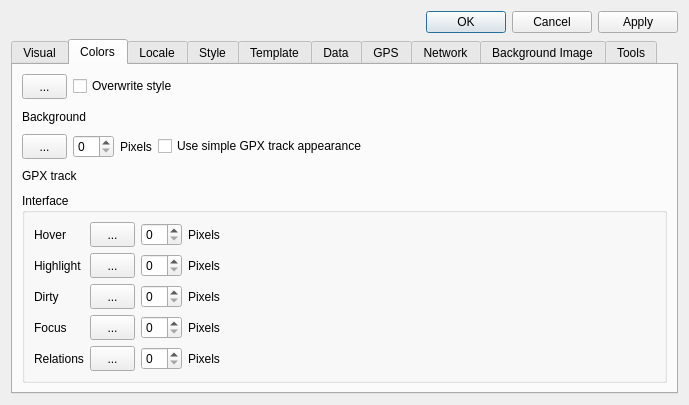
First picture: the form in src/Preferences/PreferencesDialog.ui, repository openstreetmap/merkaartor, before the edit.
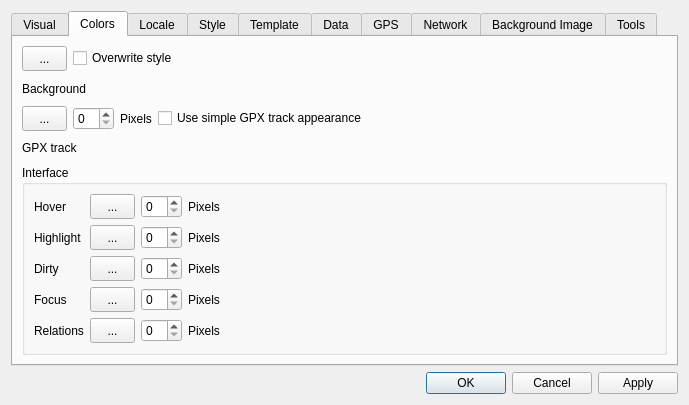
Second picture: the form after the edit.

What changed in the file:
```diff
--- a/src/Preferences/PreferencesDialog.ui
+++ b/src/Preferences/PreferencesDialog.ui
@@ -15,22 +15,6 @@
    <string>Preferences</string>
   </property>
   <layout class="QVBoxLayout" name="verticalLayout_6">
-   <item>
-    <widget class="QDialogButtonBox" name="buttonBox">
-     <property name="maximumSize">
-      <size>
-       <width>900</width>
-       <height>700</height>
-      </size>
-     </property>
-     <property name="orientation">
-      <enum>Qt::Horizontal</enum>
-     </property>
-     <property name="standardButtons">
-      <set>QDialogButtonBox::Apply|QDialogButtonBox::Cancel|QDialogButtonBox::Ok</set>
-     </property>
-    </widget>
-   </item>
    <item>
     <widget class="QTabWidget" name="tabPref">
      <property name="tabPosition">
@@ -1426,6 +1410,22 @@
      </widget>
     </widget>
    </item>
+   <item>
+    <widget class="QDialogButtonBox" name="buttonBox">
+     <property name="maximumSize">
+      <size>
+       <width>900</width>
+       <height>700</height>
+      </size>
+     </property>
+     <property name="orientation">
+      <enum>Qt::Horizontal</enum>
+     </property>
+     <property name="standardButtons">
+      <set>QDialogButtonBox::Apply|QDialogButtonBox::Cancel|QDialogButtonBox::Ok</set>
+     </property>
+    </widget>
+   </item>
   </layout>
  </widget>
  <tabstops>
```
Left out of the diff: 1 changed line with no effect on the pictures.
